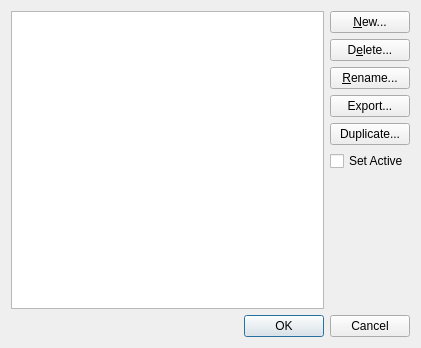
The window that common/lc_modellistdialog.ui (nathaneltitane/studworx) describes before a commit, drawn with Qt 5.
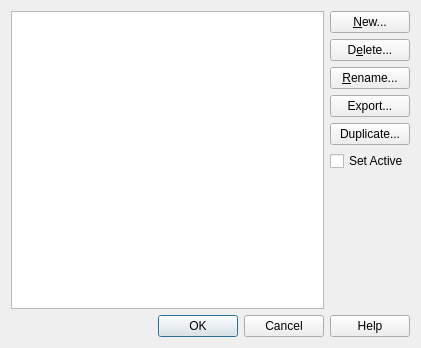
The same window after the commit.

Commit message: Fix HTML image transparency and extend dialog help

What changed in the file:
```diff
--- a/common/lc_modellistdialog.ui
+++ b/common/lc_modellistdialog.ui
@@ -90,7 +90,7 @@
       <enum>Qt::Horizontal</enum>
      </property>
      <property name="standardButtons">
-      <set>QDialogButtonBox::Cancel|QDialogButtonBox::Ok</set>
+      <set>QDialogButtonBox::Cancel|QDialogButtonBox::Help|QDialogButtonBox::Ok</set>
      </property>
     </widget>
    </item>
```
Left out of the diff: 39 changed lines with no effect on the pictures. The commit also changes 17 other files.
